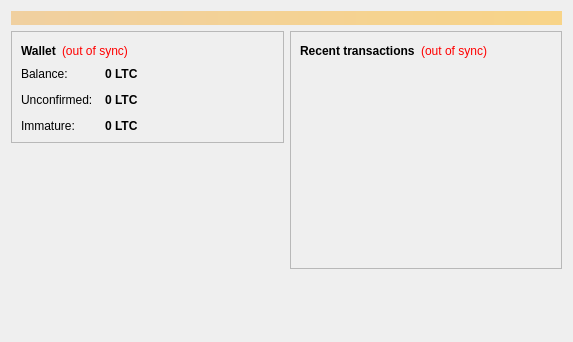
The-Cypherfunks/The-Cypherfunks, file src/qt/forms/overviewpage.ui: the form before one commit.
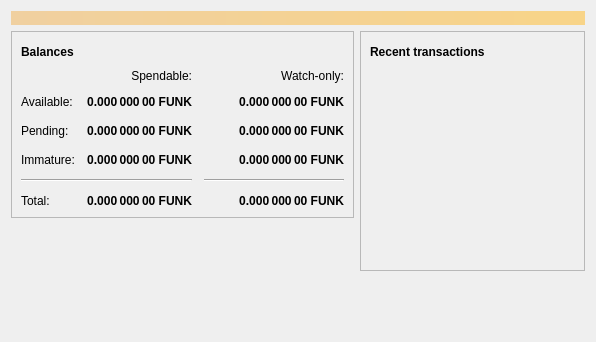
The form after the commit. Icons and pictures are not drawn.

Patch:
```diff
--- a/src/qt/forms/overviewpage.ui
+++ b/src/qt/forms/overviewpage.ui
@@ -6,7 +6,7 @@
    <rect>
     <x>0</x>
     <y>0</y>
-    <width>573</width>
+    <width>596</width>
     <height>342</height>
    </rect>
   </property>
@@ -20,7 +20,7 @@
       <bool>false</bool>
      </property>
      <property name="styleSheet">
-      <string notr="true">background-color: qlineargradient(x1: 0, y1: 0, x2: 1, y2: 0, stop:0 #F0D0A0, stop:1 #F8D488); color:#000000;</string>
+      <string notr="true">QLabel { background-color: qlineargradient(x1: 0, y1: 0, x2: 1, y2: 0, stop:0 #F0D0A0, stop:1 #F8D488); color:#000000; }</string>
      </property>
      <property name="wordWrap">
       <bool>true</bool>
@@ -54,27 +54,197 @@
                </font>
               </property>
               <property name="text">
-               <string>Wallet</string>
+               <string>Balances</string>
               </property>
              </widget>
             </item>
             <item>
-             <widget class="QLabel" name="labelWalletStatus">
+             <widget class="QPushButton" name="labelWalletStatus">
+              <property name="enabled">
+               <bool>true</bool>
+              </property>
+              <property name="maximumSize">
+               <size>
+                <width>30</width>
+                <height>16777215</height>
+               </size>
+              </property>
               <property name="toolTip">
                <string>The displayed information may be out of date. Your wallet automatically synchronizes with the Cypherfunk network after a connection is established, but this process has not completed yet.</string>
               </property>
-              <property name="styleSheet">
-               <string notr="true">QLabel { color: red; }</string>
-              </property>
               <property name="text">
-               <string notr="true">(out of sync)</string>
+               <string/>
               </property>
-              <property name="alignment">
-               <set>Qt::AlignLeading|Qt::AlignLeft|Qt::AlignVCenter</set>
+              <property name="icon">
+               <iconset resource="../bitcoin.qrc">
+                <normaloff>:/icons/warning</normaloff>
+                <disabledoff>:/icons/warning</disabledoff>:/icons/warning</iconset>
+              </property>
+              <property name="iconSize">
+               <size>
+                <width>24</width>
+                <height>24</height>
+               </size>
+              </property>
+              <property name="flat">
+               <bool>true</bool>
               </property>
              </widget>
             </item>
             <item>
+             <spacer name="horizontalSpacer_3">
+              <property name="orientation">
+               <enum>Qt::Horizontal</enum>
+              </property>
+              <property name="sizeHint" stdset="0">
+               <size>
+                <width>40</width>
+                <height>20</height>
+               </size>
+              </property>
+             </spacer>
+            </item>
+           </layout>
+          </item>
+          <item>
+           <layout class="QGridLayout" name="gridLayout">
+            <property name="spacing">
+             <number>12</number>
+            </property>
+            <item row="2" column="2">
+             <widget class="QLabel" name="labelWatchPending">
+              <property name="font">
+               <font>
+                <weight>75</weight>
+                <bold>true</bold>
+               </font>
+              </property>
+              <property name="cursor">
+               <cursorShape>IBeamCursor</cursorShape>
+              </property>
+              <property name="toolTip">
+               <string>Unconfirmed transactions to watch-only addresses</string>
+              </property>
+              <property name="text">
+               <string notr="true">0.000 000 00 FUNK</string>
+              </property>
+              <property name="alignment">
+               <set>Qt::AlignRight|Qt::AlignTrailing|Qt::AlignVCenter</set>
+              </property>
+              <property name="textInteractionFlags">
+               <set>Qt::LinksAccessibleByMouse|Qt::TextSelectableByKeyboard|Qt::TextSelectableByMouse</set>
+              </property>
+             </widget>
+            </item>
+            <item row="2" column="1">
+             <widget class="QLabel" name="labelUnconfirmed">
+              <property name="font">
+               <font>
+                <weight>75</weight>
+                <bold>true</bold>
+               </font>
+              </property>
+              <property name="cursor">
+               <cursorShape>IBeamCursor</cursorShape>
+              </property>
+              <property name="toolTip">
+               <string>Total of transactions that have yet to be confirmed, and do not yet count toward the spendable balance</string>
+              </property>
+              <property name="text">
+               <string notr="true">0.000 000 00 FUNK</string>
+              </property>
+              <property name="alignment">
+               <set>Qt::AlignRight|Qt::AlignTrailing|Qt::AlignVCenter</set>
+              </property>
+              <property name="textInteractionFlags">
+               <set>Qt::LinksAccessibleByMouse|Qt::TextSelectableByKeyboard|Qt::TextSelectableByMouse</set>
+              </property>
+             </widget>
+            </item>
+            <item row="3" column="2">
+             <widget class="QLabel" name="labelWatchImmature">
+              <property name="font">
+               <font>
+                <weight>75</weight>
+                <bold>true</bold>
+               </font>
+              </property>
+              <property name="cursor">
+               <cursorShape>IBeamCursor</cursorShape>
+              </property>
+              <property name="toolTip">
+               <string>Mined balance in watch-only addresses that has not yet matured</string>
+              </property>
+              <property name="text">
+               <string notr="true">0.000 000 00 FUNK</string>
+              </property>
+              <property name="alignment">
+               <set>Qt::AlignRight|Qt::AlignTrailing|Qt::AlignVCenter</set>
+              </property>
+              <property name="textInteractionFlags">
+               <set>Qt::LinksAccessibleByMouse|Qt::TextSelectableByKeyboard|Qt::TextSelectableByMouse</set>
+              </property>
+             </widget>
+            </item>
+            <item row="4" column="0" colspan="2">
+             <widget class="Line" name="line">
+              <property name="orientation">
+               <enum>Qt::Horizontal</enum>
+              </property>
+             </widget>
+            </item>
+            <item row="4" column="2">
+             <widget class="Line" name="lineWatchBalance">
+              <property name="sizePolicy">
+               <sizepolicy hsizetype="Preferred" vsizetype="Fixed">
+                <horstretch>0</horstretch>
+                <verstretch>0</verstretch>
+               </sizepolicy>
+              </property>
+              <property name="minimumSize">
+               <size>
+                <width>140</width>
+                <height>0</height>
+               </size>
+              </property>
+              <property name="orientation">
+               <enum>Qt::Horizontal</enum>
+              </property>
+             </widget>
+            </item>
+            <item row="5" column="0">
+             <widget class="QLabel" name="labelTotalText">
+              <property name="text">
+               <string>Total:</string>
+              </property>
+             </widget>
+            </item>
+            <item row="3" column="1">
+             <widget class="QLabel" name="labelImmature">
+              <property name="font">
+               <font>
+                <weight>75</weight>
+                <bold>true</bold>
+               </font>
+              </property>
+              <property name="cursor">
+               <cursorShape>IBeamCursor</cursorShape>
+              </property>
+              <property name="toolTip">
+               <string>Mined balance that has not yet matured</string>
+              </property>
+              <property name="text">
+               <string notr="true">0.000 000 00 FUNK</string>
+              </property>
+              <property name="alignment">
+               <set>Qt::AlignRight|Qt::AlignTrailing|Qt::AlignVCenter</set>
+              </property>
+              <property name="textInteractionFlags">
+               <set>Qt::LinksAccessibleByMouse|Qt::TextSelectableByKeyboard|Qt::TextSelectableByMouse</set>
+              </property>
+             </widget>
+            </item>
+            <item row="2" column="3">
              <spacer name="horizontalSpacer_2">
               <property name="orientation">
                <enum>Qt::Horizontal</enum>
@@ -87,28 +257,15 @@
               </property>
              </spacer>
             </item>
-           </layout>
-          </item>
-          <item>
-           <layout class="QFormLayout" name="formLayout_2">
-            <property name="fieldGrowthPolicy">
-             <enum>QFormLayout::AllNonFixedFieldsGrow</enum>
-            </property>
-            <property name="horizontalSpacing">
-             <number>12</number>
-            </property>
-            <property name="verticalSpacing">
-             <number>12</number>
-            </property>
-            <item row="0" column="0">
-             <widget class="QLabel" name="label">
+            <item row="3" column="0">
+             <widget class="QLabel" name="labelImmatureText">
               <property name="text">
-               <string>Balance:</string>
+               <string>Immature:</string>
               </property>
              </widget>
             </item>
-            <item row="0" column="1">
-             <widget class="QLabel" name="labelBalance">
+            <item row="5" column="1">
+             <widget class="QLabel" name="labelTotal">
               <property name="font">
                <font>
                 <weight>75</weight>
@@ -122,22 +279,60 @@
                <string>Your current balance</string>
               </property>
               <property name="text">
-               <string notr="true">0 LTC</string>
+               <string notr="true">0.000 000 00 FUNK</string>
               </property>
+              <property name="alignment">
+               <set>Qt::AlignRight|Qt::AlignTrailing|Qt::AlignVCenter</set>
+              </property>
               <property name="textInteractionFlags">
                <set>Qt::LinksAccessibleByMouse|Qt::TextSelectableByKeyboard|Qt::TextSelectableByMouse</set>
               </property>
              </widget>
             </item>
+            <item row="5" column="2">
+             <widget class="QLabel" name="labelWatchTotal">
+              <property name="font">
+               <font>
+                <weight>75</weight>
+                <bold>true</bold>
+               </font>
+              </property>
+              <property name="cursor">
+               <cursorShape>IBeamCursor</cursorShape>
+              </property>
+              <property name="toolTip">
+               <string>Current total balance in watch-only addresses</string>
+              </property>
+              <property name="text">
+               <string notr="true">0.000 000 00 FUNK</string>
+              </property>
+              <property name="alignment">
+               <set>Qt::AlignRight|Qt::AlignTrailing|Qt::AlignVCenter</set>
+              </property>
+              <property name="textInteractionFlags">
+               <set>Qt::LinksAccessibleByMouse|Qt::TextSelectableByKeyboard|Qt::TextSelectableByMouse</set>
+              </property>
+             </widget>
+            </item>
+            <item row="0" column="2">
+             <widget class="QLabel" name="labelWatchonly">
+              <property name="text">
+               <string>Watch-only:</string>
+              </property>
+              <property name="alignment">
+               <set>Qt::AlignRight|Qt::AlignTrailing|Qt::AlignVCenter</set>
+              </property>
+             </widget>
+            </item>
             <item row="1" column="0">
-             <widget class="QLabel" name="label_3">
+             <widget class="QLabel" name="labelBalanceText">
               <property name="text">
-               <string>Unconfirmed:</string>
+               <string>Available:</string>
               </property>
              </widget>
             </item>
             <item row="1" column="1">
-             <widget class="QLabel" name="labelUnconfirmed">
+             <widget class="QLabel" name="labelBalance">
               <property name="font">
                <font>
                 <weight>75</weight>
@@ -151,7 +346,35 @@
                <string>Total of transactions that have yet to be confirmed, and do not yet count toward the current balance</string>
               </property>
               <property name="text">
-               <string notr="true">0 LTC</string>
+               <string notr="true">0.000 000 00 FUNK</string>
+              </property>
+              <property name="alignment">
+               <set>Qt::AlignRight|Qt::AlignTrailing|Qt::AlignVCenter</set>
+              </property>
+              <property name="textInteractionFlags">
+               <set>Qt::LinksAccessibleByMouse|Qt::TextSelectableByKeyboard|Qt::TextSelectableByMouse</set>
+              </property>
+             </widget>
+            </item>
+            <item row="1" column="2">
+             <widget class="QLabel" name="labelWatchAvailable">
+              <property name="font">
+               <font>
+                <weight>75</weight>
+                <bold>true</bold>
+               </font>
+              </property>
+              <property name="cursor">
+               <cursorShape>IBeamCursor</cursorShape>
+              </property>
+              <property name="toolTip">
+               <string>Your current balance in watch-only addresses</string>
+              </property>
+              <property name="text">
+               <string notr="true">0.000 000 00 FUNK</string>
+              </property>
+              <property name="alignment">
+               <set>Qt::AlignRight|Qt::AlignTrailing|Qt::AlignVCenter</set>
               </property>
               <property name="textInteractionFlags">
                <set>Qt::LinksAccessibleByMouse|Qt::TextSelectableByKeyboard|Qt::TextSelectableByMouse</set>
@@ -159,28 +382,19 @@
              </widget>
             </item>
             <item row="2" column="0">
-             <widget class="QLabel" name="labelImmatureText">
+             <widget class="QLabel" name="labelPendingText">
               <property name="text">
-               <string>Immature:</string>
+               <string>Pending:</string>
               </property>
              </widget>
             </item>
-            <item row="2" column="1">
-             <widget class="QLabel" name="labelImmature">
-              <property name="font">
-               <font>
-                <weight>75</weight>
-                <bold>true</bold>
-               </font>
-              </property>
-              <property name="toolTip">
-               <string>Mined balance that has not yet matured</string>
-              </property>
+            <item row="0" column="1">
+             <widget class="QLabel" name="labelSpendable">
               <property name="text">
-               <string notr="true">0 LTC</string>
+               <string>Spendable:</string>
               </property>
-              <property name="textInteractionFlags">
-               <set>Qt::LinksAccessibleByMouse|Qt::TextSelectableByKeyboard|Qt::TextSelectableByMouse</set>
+              <property name="alignment">
+               <set>Qt::AlignRight|Qt::AlignTrailing|Qt::AlignVCenter</set>
               </property>
              </widget>
             </item>
@@ -219,24 +433,47 @@
            <layout class="QHBoxLayout" name="horizontalLayout_2">
             <item>
              <widget class="QLabel" name="label_4">
+              <property name="font">
+               <font>
+                <weight>75</weight>
+                <bold>true</bold>
+               </font>
+              </property>
               <property name="text">
-               <string>&lt;b&gt;Recent transactions&lt;/b&gt;</string>
+               <string>Recent transactions</string>
               </property>
              </widget>
             </item>
             <item>
-             <widget class="QLabel" name="labelTransactionsStatus">
+             <widget class="QPushButton" name="labelTransactionsStatus">
+              <property name="enabled">
+               <bool>true</bool>
+              </property>
+              <property name="maximumSize">
+               <size>
+                <width>30</width>
+                <height>16777215</height>
+               </size>
+              </property>
               <property name="toolTip">
                <string>The displayed information may be out of date. Your wallet automatically synchronizes with the Cypherfunk network after a connection is established, but this process has not completed yet.</string>
               </property>
-              <property name="styleSheet">
-               <string notr="true">QLabel { color: red; }</string>
-              </property>
               <property name="text">
-               <string notr="true">(out of sync)</string>
+               <string/>
               </property>
-              <property name="alignment">
-               <set>Qt::AlignRight|Qt::AlignTrailing|Qt::AlignVCenter</set>
+              <property name="icon">
+               <iconset resource="../bitcoin.qrc">
+                <normaloff>:/icons/warning</normaloff>
+                <disabledoff>:/icons/warning</disabledoff>:/icons/warning</iconset>
+              </property>
+              <property name="iconSize">
+               <size>
+                <width>24</width>
+                <height>24</height>
+               </size>
+              </property>
+              <property name="flat">
+               <bool>true</bool>
               </property>
              </widget>
             </item>
```
Left out of the diff: 7 changed lines with no effect on the pictures.
